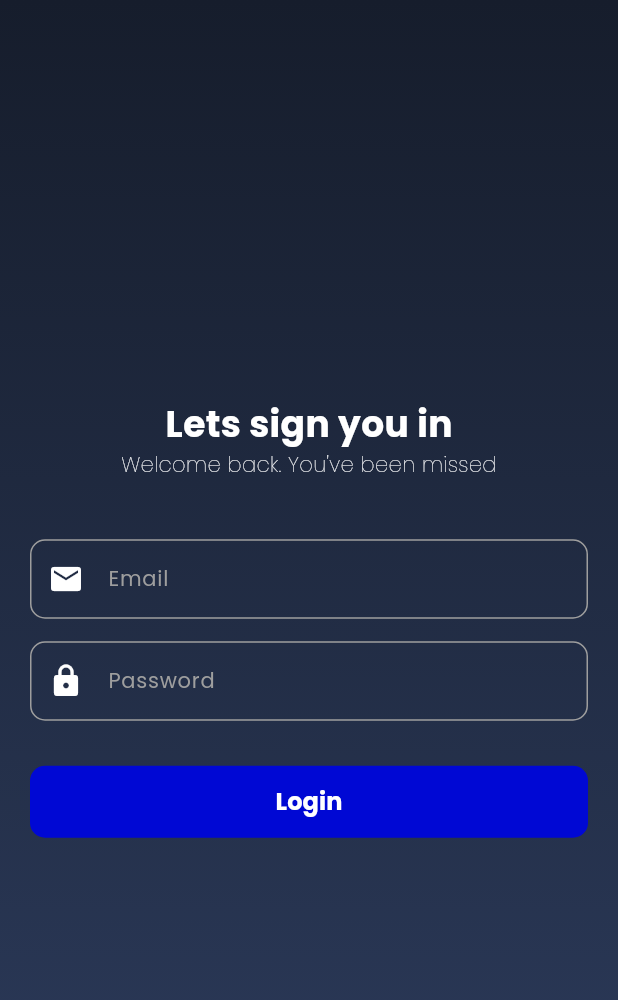
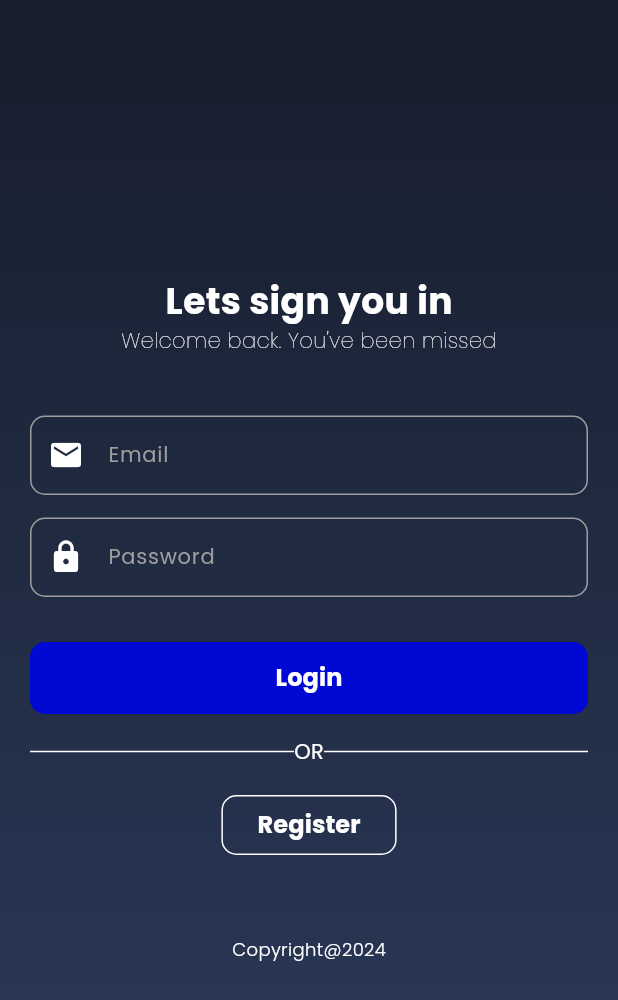
Before and after one commit to Fawaidac/MovieApps-Riverpod, a Flutter app: the screen it shows after launch, on a phone screen of 412 x 824 dp. Shown: the top 1000 px of the screen. Run offline on Flutter 3.47's test engine with Material 3 defaults, Android fonts, the phone set to English and light mode, and no system bars; our stand-ins replace flutter_riverpod, google_fonts, sqflite; accounts and stored records are empty.

Commit message:
add button in login page

```diff
--- a/lib/ui/widgets/widgetformlogin.dart
+++ b/lib/ui/widgets/widgetformlogin.dart
@@ -76,6 +76,56 @@ class _WidgetFormLoginState extends State<WidgetFormLogin> {
                         color: whiteColor,
                         fontWeight: FontWeight.bold),
                   )),
+            ),
+            Padding(
+              padding: const EdgeInsets.symmetric(vertical: 15),
+              child: Row(
+                children: [
+                  Expanded(
+                      child: Container(
+                    height: 1,
+                    color: whiteColor,
+                  )),
+                  Text(
+                    "OR",
+                    style: AppFonts.poppins(
+                        fontSize: 14,
+                        color: whiteColor,
+                        fontWeight: FontWeight.w400),
+                  ),
+                  Expanded(
+                      child: Container(
+                    height: 1,
+                    color: whiteColor,
+                  )),
+                ],
+              ),
+            ),
+            ElevatedButton(
+                onPressed: () {},
+                style: ElevatedButton.styleFrom(
+                    backgroundColor: Colors.transparent,
+                    shadowColor: Colors.transparent,
+                    shape: RoundedRectangleBorder(
+                        side: BorderSide(
+                          width: 1,
+                          color: whiteColor,
+                        ),
+                        borderRadius: BorderRadius.circular(10))),
+                child: Text(
+                  "Register",
+                  style: AppFonts.poppins(
+                      fontSize: 16,
+                      color: whiteColor,
+                      fontWeight: FontWeight.bold),
+                )),
+            const SizedBox(
+              height: 50,
+            ),
+            Text(
+              "Copyright@2024",
+              style: AppFonts.poppins(
+                  fontSize: 12, color: whiteColor, fontWeight: FontWeight.w300),
             )
           ],
         ));
```
